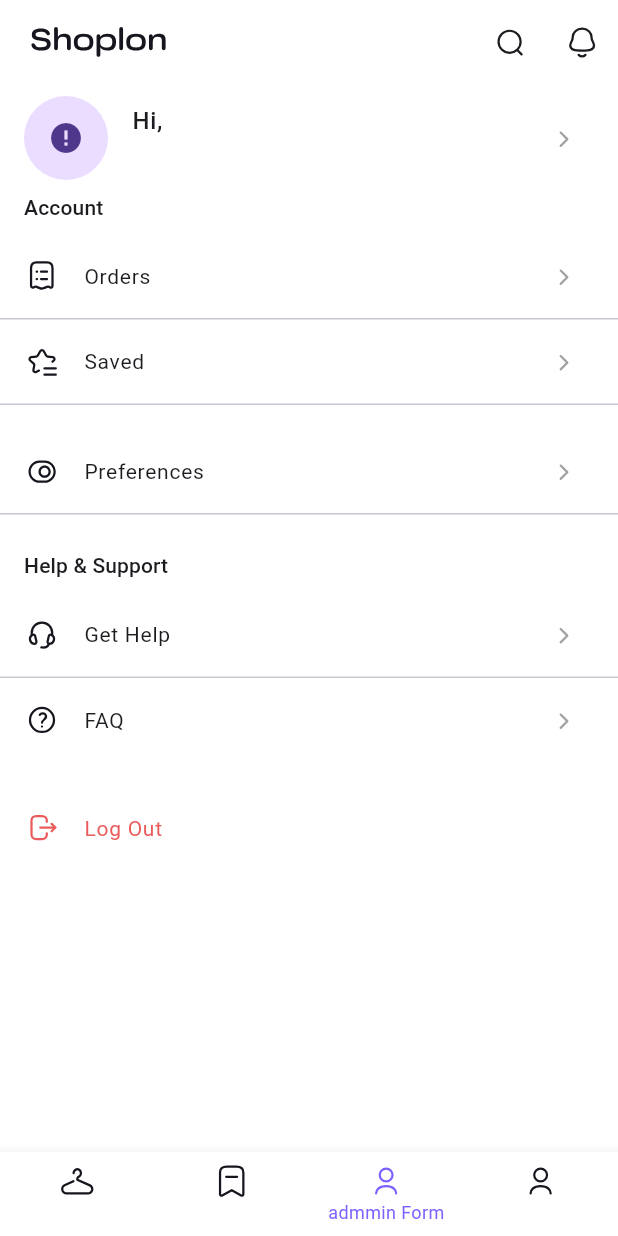
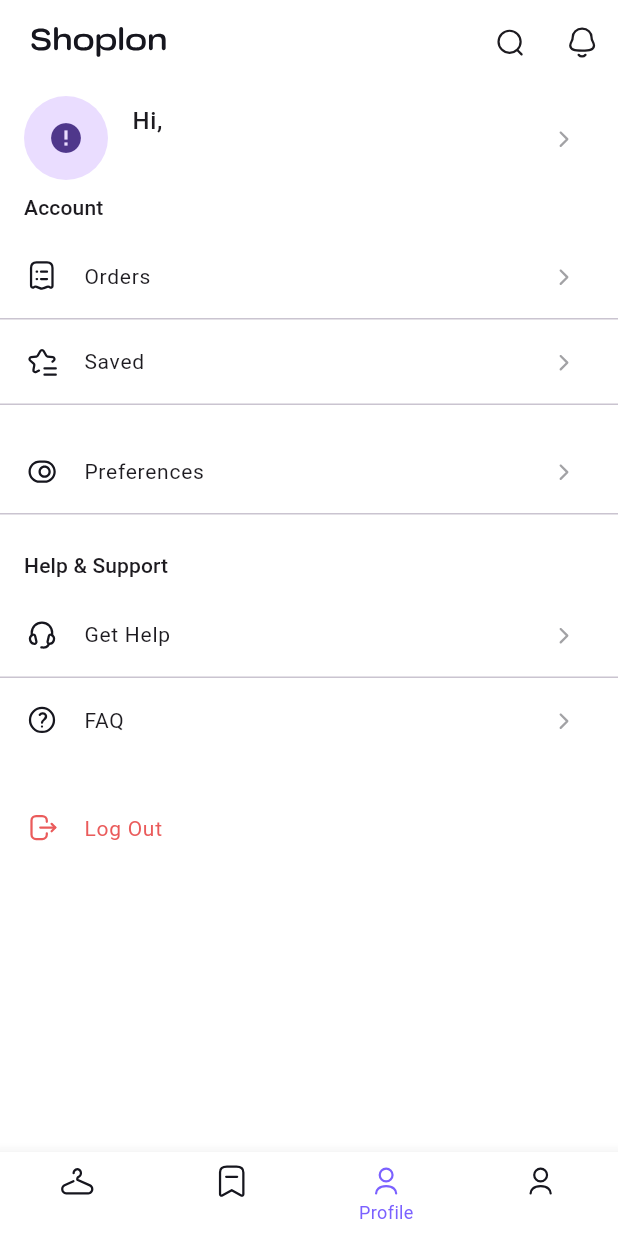
Before and after one commit to huzaifayofizza/booksoter, a Flutter app: the EntryPoint screen opened by its route, item 3 of the bottom bar chosen, on a phone screen of 412 x 824 dp. Run offline on Flutter 3.47's test engine with Material 3 defaults, Android fonts, the phone set to English and light mode, and no system bars; drawn by our look-alikes of cached_network_image; our stand-ins replace cloud_firestore, firebase_auth, firebase_core, flutter_rating_bar, flutter_svg, form_field_validator and 3 more; accounts and stored records are empty; network calls fail; Roboto replaces fonts that are missing (Plus Jakarta).

Commit message:
bottom nav update by huzaifa

```diff
--- a/lib/entry_point.dart
+++ b/lib/entry_point.dart
@@ -123,13 +123,7 @@
               icon: svgIcon("assets/icons/Bookmark.svg"),
               activeIcon:
                   svgIcon("assets/icons/Bookmark.svg", color: primaryColor),
-              label: "Bookmark",
-            ),
-            BottomNavigationBarItem(
-              icon: svgIcon("assets/icons/Profile.svg"),
-              activeIcon:
-                  svgIcon("assets/icons/Profile.svg", color: primaryColor),
-              label: "admmin Form",
+              label: "WishList",
             ),
             BottomNavigationBarItem(
               icon: svgIcon("assets/icons/Profile.svg"),
@@ -137,6 +131,12 @@
                   svgIcon("assets/icons/Profile.svg", color: primaryColor),
               label: "Profile",
             ),
+            BottomNavigationBarItem(
+              icon: svgIcon("assets/icons/Profile.svg"),
+              activeIcon:
+                  svgIcon("assets/icons/Profile.svg", color: primaryColor),
+              label: "Admin",
+            ),
           ],
         ),
       ),
```
Also changed, not shown: lib/screens/auth/views/password_recovery_screen.dart (line endings or trailing spaces).
